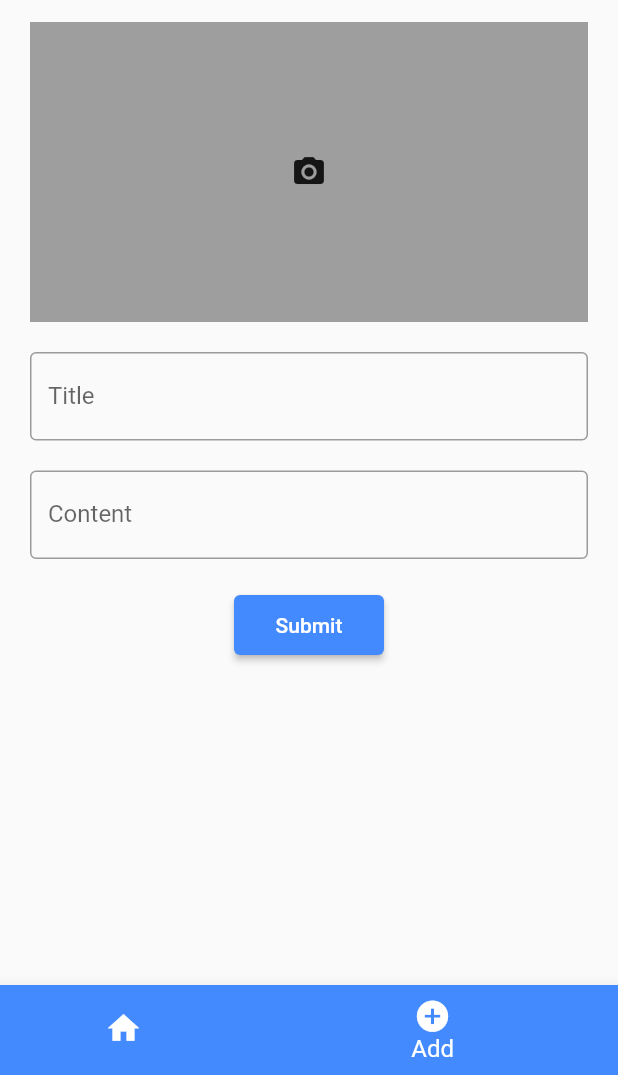
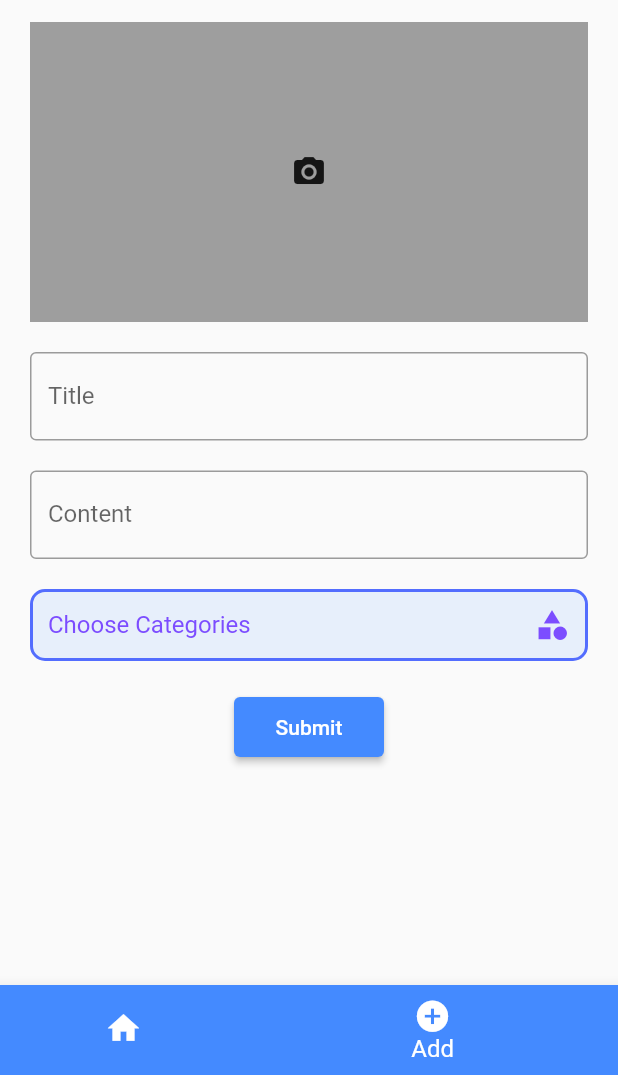
Before and after one commit to sushantdev-git/Blog, a Flutter app: the screen it shows after launch, item 2 of the bottom bar chosen, after a tap on the "camera alt" icon, on a phone screen of 412 x 824 dp, the part 161-1236 px from its top. Run offline on Flutter 3.47's test engine with Material 2 defaults, Android fonts, the phone set to English and light mode, and no system bars; drawn by our look-alikes of multi_select_flutter; our stand-ins replace cloud_firestore, firebase_core, google_fonts, image_picker; accounts and stored records are empty; network calls fail.

Commit message:
added multi select in add blog page

```diff
--- a/lib/pages/blogpage.dart
+++ b/lib/pages/blogpage.dart
@@ -8,7 +8,7 @@ class BlogPage extends StatelessWidget {
   @override
   Widget build(BuildContext context) {
     return Scaffold(
-      backgroundColor: Colors.black45,
+      // backgroundColor: Colors.black45,
       appBar: AppBar(
         elevation: 0,
         backgroundColor: Colors.white,
--- a/lib/widgets/home/BlogEnter.dart
+++ b/lib/widgets/home/BlogEnter.dart
@@ -5,6 +5,7 @@ import 'package:flutter/services.dart';
 import 'package:home/model/AddBlog.dart';
 import 'package:image_picker/image_picker.dart';
 import 'package:provider/provider.dart';
+import 'package:multi_select_flutter/multi_select_flutter.dart';
 
 class BlogEntry extends StatefulWidget {
   const BlogEntry({Key? key}) : super(key: key);
@@ -29,6 +30,12 @@ class _BlogEntryState extends State<BlogEntry> {
     on PlatformException catch (e){
       // print("image loading failed");
     }
+  }
+
+  void setSelectedCategoryName(List<Category> category, AddBlog blogProvider){
+    List<String> cate;
+    cate = category.map((c) => c.name).toList();
+    blogProvider.setCategory(cate);
   }
 
   @override
@@ -104,13 +111,17 @@ class _BlogEntryState extends State<BlogEntry> {
             const SizedBox(
               height: 20,
             ),
+            MultiSelect(setCategory: setSelectedCategoryName,),
+            const SizedBox(
+              height: 20,
+            ),
             Center(
               child: ElevatedButton(
                 style: ElevatedButton.styleFrom(
                   primary: Colors.blueAccent,
-                  minimumSize: Size(100,40),
+                  minimumSize: const Size(100,40),
                 ),
-                onPressed: () {  }, child: Text("Submit"),
+                onPressed: () {  }, child: const Text("Submit"),
               ),
             )
           ],
@@ -119,3 +130,70 @@ class _BlogEntryState extends State<BlogEntry> {
     );
   }
 }
+
+
+class Category{
+  final int id;
+  final String name;
+
+  Category({
+    required this.id,
+    required this.name,
+  });
+}
+
+
+class MultiSelect extends StatelessWidget {
+  Function setCategory;
+
+  MultiSelect({Key? key, required this.setCategory}) : super(key: key);
+
+  static final List<Category> _category = [
+    Category(id:1, name:"All"),
+    Category(id:2, name:"Idea"),
+    Category(id:3, name:"Value"),
+    Category(id:4, name:"Awareness"),
+    Category(id:5, name:"Education"),
+  ];
+
+  List<Category> _selectedCategory = [];
+  final _items = _category
+      .map((category) => MultiSelectItem<Category>(category, category.name))
+      .toList();
+
+  final _multiSelectKey = GlobalKey<FormFieldState>();
+
+  @override
+  Widget build(BuildContext context) {
+    final _blogProvider = Provider.of<AddBlog>(context);
+    return MultiSelectDialogField(
+      items: _items,
+      title: Text("Categories"),
+      selectedColor: Colors.deepPurpleAccent,
+      decoration: BoxDecoration(
+        color: Colors.blueAccent.withOpacity(0.1),
+        borderRadius: const BorderRadius.all(Radius.circular(10)),
+        border: Border.all(
+          color: Colors.indigoAccent,
+          width: 2,
+        ),
+      ),
+      buttonIcon: const Icon(
+        Icons.category,
+        color: Colors.deepPurpleAccent,
+      ),
+      buttonText: const Text(
+        "Choose Categories",
+        style: TextStyle(
+          color: Colors.deepPurpleAccent,
+          fontSize: 16,
+        ),
+      ),
+      onConfirm: (results) {
+        _selectedCategory = results.cast<Category>();
+        setCategory(_selectedCategory, _blogProvider);
+      },
+      listType: MultiSelectListType.CHIP,
+    );
+  }
+}
--- a/lib/widgets/home/filter/filterBar.dart
+++ b/lib/widgets/home/filter/filterBar.dart
@@ -15,10 +15,10 @@ class FilterBar extends StatelessWidget {
         physics: const BouncingScrollPhysics(),
         children: const [
           FilterCard(cardName: "All"),
-          FilterCard(cardName: "Comedy"),
-          FilterCard(cardName: "Notices"),
-          FilterCard(cardName: "Adventure"),
-          FilterCard(cardName: "Cosmos"),
+          FilterCard(cardName: "Idea"),
+          FilterCard(cardName: "Value"),
+          FilterCard(cardName: "Awareness"),
+          FilterCard(cardName: "Education"),
         ],
       ),
     );
--- a/lib/widgets/home/filter/filterCard.dart
+++ b/lib/widgets/home/filter/filterCard.dart
@@ -1,4 +1,6 @@
 import 'package:flutter/material.dart';
+import 'package:provider/provider.dart';
+import '../../../model/Blog.dart';
 
 class FilterCard extends StatelessWidget {
   final String cardName;
@@ -6,7 +8,12 @@ class FilterCard extends StatelessWidget {
 
   @override
   Widget build(BuildContext context) {
-    return Container(
+    final _blogProvider = Provider.of<BlogListProvider>(context);
+    return GestureDetector(
+      onTap: () {
+        _blogProvider.filterBlog(cardName);
+      },
+      child: Container(
         padding: const EdgeInsets.symmetric(vertical: 10, horizontal: 10),
         margin: const EdgeInsets.symmetric(vertical: 0, horizontal: 5),
         decoration: BoxDecoration(
@@ -24,6 +31,8 @@ class FilterCard extends StatelessWidget {
             fontWeight: FontWeight.normal,
           ),
         ),
+
+      ),
     );
   }
 }
--- a/pubspec.yaml
+++ b/pubspec.yaml
@@ -39,6 +39,7 @@ dependencies:
   cloud_firestore: ^3.0.0
   image_picker: ^0.8.4+11
   provider: ^6.0.2
+  multi_select_flutter: ^4.1.2
 
 dev_dependencies:
   flutter_test:
```
Also changed, not shown: lib/model/AddBlog.dart (+6 -2 lines), lib/model/Blog.dart (+8 -2 lines), lib/pages/home.dart (deleted, +0 -151 lines), pubspec.lock. Lines whose indentation alone changed are shown as unchanged.
